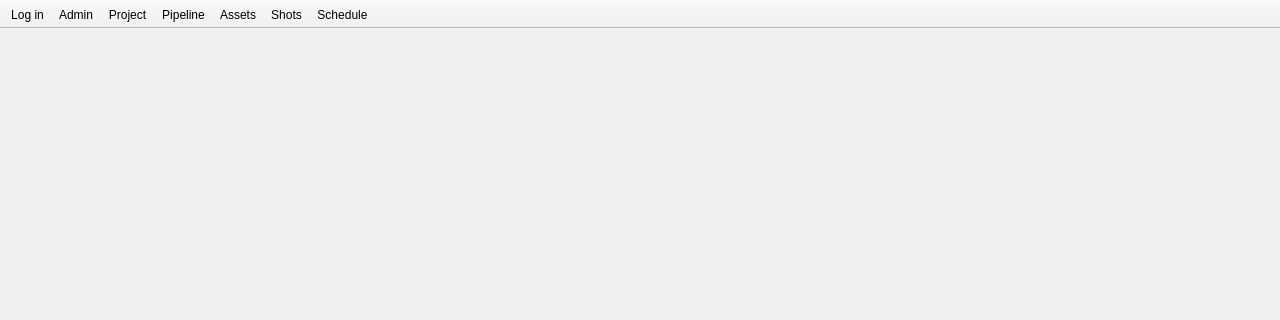
The window that src/mainwindow.ui (RxLaboratory/Ramses-Client) describes before a commit, drawn with Qt 5; both pictures show x 0 to 1280 and y 0 to 320 of the 1280 by 720 pixel window.
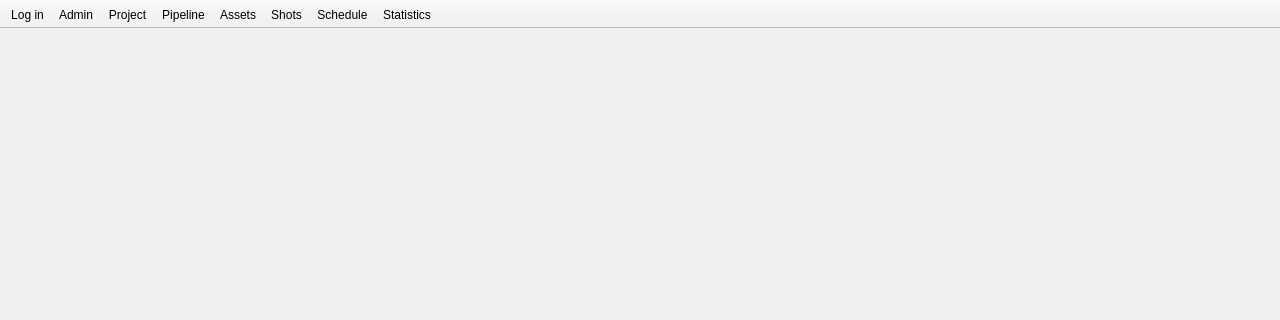
The same window after the commit. Icons and pictures are not drawn.

What changed in the file:
```diff
--- a/src/mainwindow.ui
+++ b/src/mainwindow.ui
@@ -111,6 +111,7 @@
    <addaction name="actionAssets"/>
    <addaction name="actionShots"/>
    <addaction name="actionSchedule"/>
+   <addaction name="actionStatistics"/>
   </widget>
   <action name="actionLogIn">
    <property name="icon">
@@ -229,6 +230,14 @@
     <string>Schedule</string>
    </property>
   </action>
+  <action name="actionStatistics">
+   <property name="checkable">
+    <bool>true</bool>
+   </property>
+   <property name="text">
+    <string>Statistics</string>
+   </property>
+  </action>
  </widget>
  <resources>
   <include location="resources.qrc"/>
```
